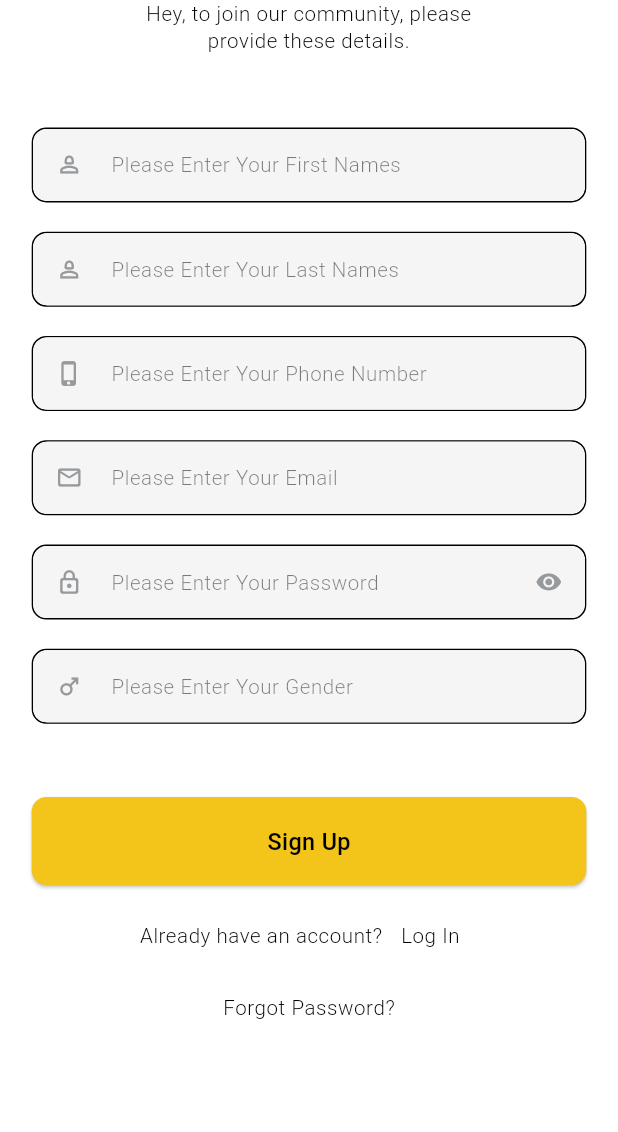
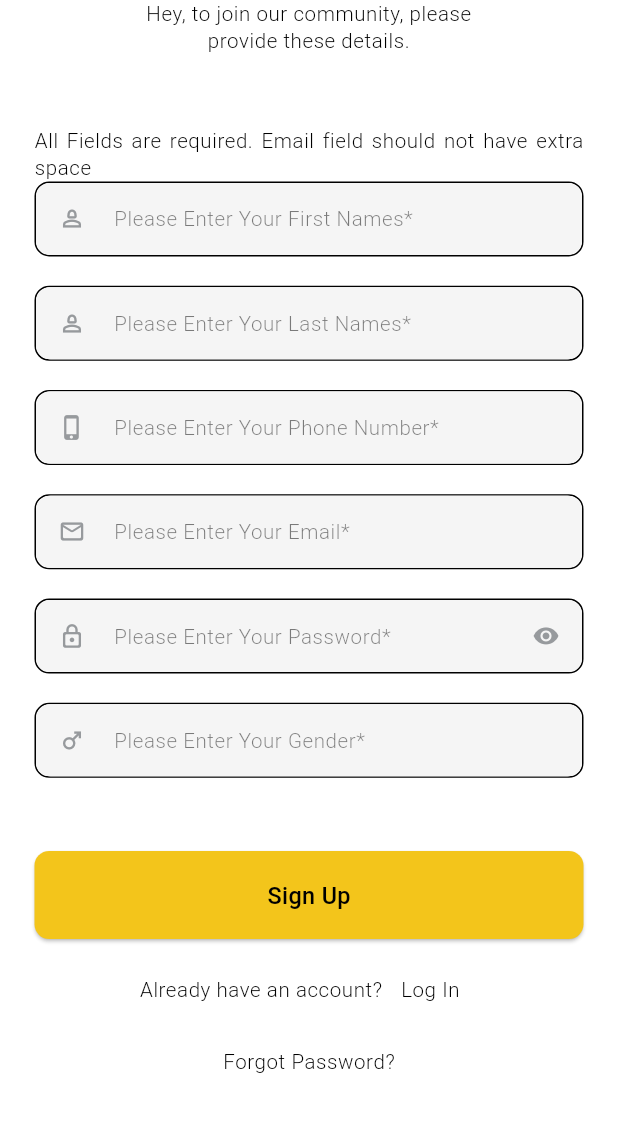
Before and after one commit to Zackcodder/rideone247driver, a Flutter app: the screen it shows after launch, after a tap on "Sign Up", on a phone screen of 412 x 824 dp, the part 94-1226 px from its top. Run offline on Flutter 3.47's test engine with Material 3 defaults, Android fonts, the light colour scheme and no system bars; our stand-ins replace cached_network_image, file_picker, flutter_chat_types, flutter_chat_ui, flutter_rating_bar, flutter_screenutil and 9 more; missing offline and left inert: flutter_polyline_points, image_picker_widget; network calls fail; project files that could hold a hidden picture were left out.

Commit message:
modified:   lib/main.dart 	modified:   lib/provider/authprovider.dart 	modified:   lib/provider/nav_bar_provider.dart 	modified:   lib/screens/authentication_screens/login_screen.dart 	modified:   lib/screens/authentication_screens/signup_screen.dart 	modified:   lib/screens/nav_bar.dart 	modified:   lib/screens/profile_screens/profile_screen.dart 	modified:   lib/services/authentication_services.dart

```diff
--- a/lib/main.dart
+++ b/lib/main.dart
@@ -112,7 +112,7 @@ class _MyAppState extends State<MyApp> {
               title: AppStrings.appName,
               theme: AppTheme.lightTheme,
               navigatorKey: MyApp.navigatorKey,
-              home: widget.initialToken != null ?  NavBar() : const LoginScreen(),
+              home: widget.initialToken != null ?  const NavBar() : const LoginScreen(),
             ),
           ),
         );
--- a/lib/provider/authprovider.dart
+++ b/lib/provider/authprovider.dart
@@ -166,7 +166,7 @@ class AuthProvider with ChangeNotifier {
         notifyListeners();
       } else {
         _signUpLoading = false;
-        print('error');
+        print('error from sign up ${responseData['message']}');
         setError(responseData['message']);
         notifyListeners();
       }
--- a/lib/provider/nav_bar_provider.dart
+++ b/lib/provider/nav_bar_provider.dart
@@ -1,10 +1,10 @@
 import 'package:flutter/material.dart';
 
 class NavbarProvider extends ChangeNotifier {
-  int currenTab = 0;
+  int currentTab = 0;
 
   updateScreen(int tab) {
-    currenTab = tab;
+    currentTab = tab;
     notifyListeners();
   }
 }
--- a/lib/screens/authentication_screens/login_screen.dart
+++ b/lib/screens/authentication_screens/login_screen.dart
@@ -1,5 +1,6 @@
 import 'package:flutter/material.dart';
 import 'package:flutter_screenutil/flutter_screenutil.dart';
+import 'package:fluttertoast/fluttertoast.dart';
 import 'package:provider/provider.dart';
 import 'package:ride_on_driver/provider/authprovider.dart';
 import 'package:ride_on_driver/screens/authentication_screens/forget_password.dart';
@@ -56,7 +57,7 @@ class _LoginScreenState extends State<LoginScreen> {
               const VerticalSpacing(100),
               //email text field
               AppTextField(
-                hintText: 'Cristianoronaldo@gmail.com',
+                hintText: '@gmail.com*',
                 prefixIcon: const Icon(
                   Icons.alternate_email_rounded,
                   color: AppColors.grey,
@@ -66,7 +67,7 @@ class _LoginScreenState extends State<LoginScreen> {
               const VerticalSpacing(20),
               //password text field
               AppTextField(
-                hintText: 'Your Password',
+                hintText: 'Password*',
                 prefixIcon: const Icon(
                   Icons.lock_outline_rounded,
                   color: AppColors.grey,
@@ -86,12 +87,22 @@ class _LoginScreenState extends State<LoginScreen> {
               AppElevatedButton.large(
                       onPressed: () async {
                         if(mounted){
+                          if(emailController.text =='' || passwordController.text == ''){
+                            Fluttertoast.showToast(
+                                fontSize: 18,
+                                toastLength: Toast.LENGTH_LONG,
+                                backgroundColor: Colors.red.withOpacity(0.7),
+                                msg: 'Email/Password field is empty!',
+                                gravity: ToastGravity.BOTTOM,
+                                textColor: Colors.white);
+                          }else{
                             setState(() {
                               authProvider.signInLoading;
                               final email = emailController.text;
                               final password = passwordController.text;
                               authProvider.signIn(context, email, password);
                             });
+                          }
                         }
                          },
                       text: 'Login',
--- a/lib/screens/authentication_screens/signup_screen.dart
+++ b/lib/screens/authentication_screens/signup_screen.dart
@@ -1,5 +1,6 @@
 import 'package:flutter/material.dart';
 import 'package:flutter_screenutil/flutter_screenutil.dart';
+import 'package:fluttertoast/fluttertoast.dart';
 import 'package:provider/provider.dart';
 import 'package:ride_on_driver/provider/authprovider.dart';
 import 'package:ride_on_driver/screens/authentication_screens/forget_password.dart';
@@ -36,11 +37,18 @@ class _SignupScreenState extends State<SignupScreen> {
       body: SafeArea(
         child: SingleChildScrollView(
           keyboardDismissBehavior: ScrollViewKeyboardDismissBehavior.onDrag,
+          child: Container(
+            margin: EdgeInsets.only(left:23, right:23),
             child: Column(
+              crossAxisAlignment: CrossAxisAlignment.start,
               children: [
                 //app logo
-              const AppLogo(),
-              SizedBox(
+                Align(
+                  alignment: Alignment.center,
+                    child: const AppLogo()),
+                Align(
+                  alignment: Alignment.center,
+                  child: SizedBox(
                     width: 220.w,
                     child: Text(
                       'Hey, to join our community, please provide these details.',
@@ -48,11 +56,17 @@ class _SignupScreenState extends State<SignupScreen> {
                       style: context.textTheme.bodySmall,
                     ),
                   ),
+                ),
                 const VerticalSpacing(50),
+                Text(
+                  'All Fields are required. Email field should not have extra space',
+                  textAlign: TextAlign.justify,
+                  style: context.textTheme.bodySmall,
+                ),
                 ///first name text field
                 AppTextField(
                   controller: firstNameController,
-                hintText: 'Please Enter Your First Names',
+                  hintText: 'Please Enter Your First Names*',
                   prefixIcon: const Icon(
                     Icons.person_2_outlined,
                     color: AppColors.grey,
@@ -62,7 +76,7 @@ class _SignupScreenState extends State<SignupScreen> {
                 //last name
                 AppTextField(
                   controller: lastNameController,
-                hintText: 'Please Enter Your Last Names',
+                  hintText: 'Please Enter Your Last Names*',
                   prefixIcon: const Icon(
                     Icons.person_2_outlined,
                     color: AppColors.grey,
@@ -73,7 +87,7 @@ class _SignupScreenState extends State<SignupScreen> {
                 AppTextField(
                   keyboardType: TextInputType.number,
                   controller: phoneNumberController,
-                hintText: 'Please Enter Your Phone Number',
+                  hintText: 'Please Enter Your Phone Number*',
                   prefixIcon: const Icon(
                     Icons.phone_iphone_rounded,
                     color: AppColors.grey,
@@ -84,7 +98,7 @@ class _SignupScreenState extends State<SignupScreen> {
                 AppTextField(
                   keyboardType: TextInputType.emailAddress,
                   controller: emailController,
-                hintText: 'Please Enter Your Email',
+                  hintText: 'Please Enter Your Email*',
                   prefixIcon: const Icon(
                     Icons.mail_outline_rounded,
                     color: AppColors.grey,
@@ -95,7 +109,7 @@ class _SignupScreenState extends State<SignupScreen> {
                 AppTextField(
                   keyboardType: TextInputType.visiblePassword,
                   controller: passwordController,
-                hintText: 'Please Enter Your Password',
+                  hintText: 'Please Enter Your Password*',
                   prefixIcon: const Icon(
                     Icons.lock_outline_rounded,
                     color: AppColors.grey,
@@ -107,7 +121,7 @@ class _SignupScreenState extends State<SignupScreen> {
                 AppTextField(
                   capitalization: TextCapitalization.characters,
                   controller: genderController,
-                hintText: 'Please Enter Your Gender',
+                  hintText: 'Please Enter Your Gender*',
                   prefixIcon: const Icon(
                     Icons.male,
                     color: AppColors.grey,
@@ -131,8 +145,21 @@ class _SignupScreenState extends State<SignupScreen> {
                             final email = emailController.text;
                             final gender = genderController.text;
                             const String role = 'DRIVER';
+                            if(firstNameController.text == '' || lastNameController.text == '' || phoneNumberController.text =='' ||
+                                passwordController.text =='' || emailController.text == '' || genderController.text ==''){
+                              Fluttertoast.showToast(
+                                  fontSize: 18,
+                                  toastLength: Toast.LENGTH_LONG,
+                                  backgroundColor: Colors.red.withOpacity(0.7),
+                                  msg: 'Empty fields!',
+                                  gravity: ToastGravity.BOTTOM,
+                                  textColor: Colors.white);
+                            }
+                            else{
                               authProvider.signUp(context, firstName, lastName, phone,
                                   email,password, gender, role);
+
+                            }
 
                             setState(() {
                               authProvider.signUpLoading;
@@ -157,13 +184,17 @@ class _SignupScreenState extends State<SignupScreen> {
                     )
                   ],
                 ),
-              AppTextButton(
+                Align(
+                  alignment: Alignment.center,
+                  child: AppTextButton(
                     onPressed: () {
                       context.push(const ForgetPasswordScreen());
                     },
                     text: 'Forgot Password?',
                   ),
+                ),
               ],
+            ),
           ),
         ),
       ),
--- a/lib/screens/profile_screens/profile_screen.dart
+++ b/lib/screens/profile_screens/profile_screen.dart
@@ -568,7 +568,6 @@ class _ProfileScreenState extends State<ProfileScreen> {
                     ),
                   ],
                 ).expand(),
-                const VerticalSpacing(100)
               ],
             ),
           ),
```
Also changed, not shown: lib/screens/nav_bar.dart (+5 -4 lines), lib/services/authentication_services.dart (+85 -6 lines). Lines whose indentation alone changed are shown as unchanged.
